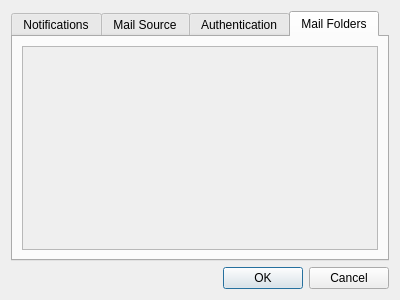
This is prefs.ui in hardaker/qmailcheck as Qt 5 draws it before an edit. The edited form follows.
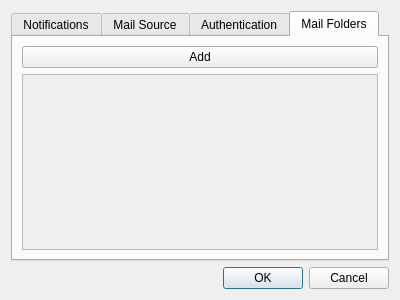
This is the edited form.

The edit to the form file:
```diff
--- a/prefs.ui
+++ b/prefs.ui
@@ -212,6 +212,18 @@
       </attribute>
       <layout class="QHBoxLayout" name="horizontalLayout">
        <item>
+        <layout class="QVBoxLayout" name="verticalLayout_2">
+         <item>
+          <layout class="QHBoxLayout" name="horizontalLayout_4"/>
+         </item>
+         <item>
+          <widget class="QPushButton" name="addFolder">
+           <property name="text">
+            <string>Add</string>
+           </property>
+          </widget>
+         </item>
+         <item>
         <widget class="QScrollArea" name="scrollArea">
          <property name="widgetResizable">
           <bool>true</bool>
@@ -221,12 +233,14 @@
            <rect>
             <x>0</x>
             <y>0</y>
-            <width>370</width>
-            <height>219</height>
+              <width>368</width>
+              <height>183</height>
            </rect>
           </property>
          </widget>
         </widget>
+         </item>
+        </layout>
        </item>
       </layout>
      </widget>
```
Lines whose indentation alone changed are shown as unchanged.
